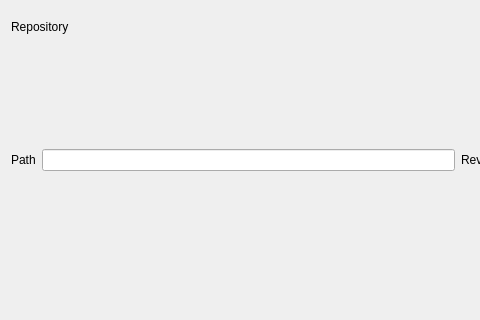
feddischson/svn-external-disposer, file forms/BrowserDialog.ui: the form before one commit; both pictures show x 0 to 480 and y 101 to 421 of the 718 by 550 pixel window.
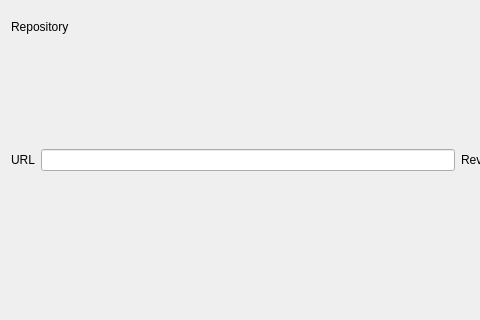
The form after the commit.

Commit message:
Removes obsolete 'path' atribute of Browser_Dialog and Browser_Model.
 - All 'path' related stuff is moreved form Browser_Dialog and Browser_Model
 - Some method names are adapted (path->url)

What changed in the file:
```diff
--- a/forms/BrowserDialog.ui
+++ b/forms/BrowserDialog.ui
@@ -40,7 +40,7 @@
      <item>
       <widget class="QLabel" name="label">
        <property name="text">
-        <string>Path</string>
+        <string>URL</string>
        </property>
       </widget>
      </item>
```
Left out of the diff: 2 changed lines with no effect on the pictures. The commit also changes 6 other files.
